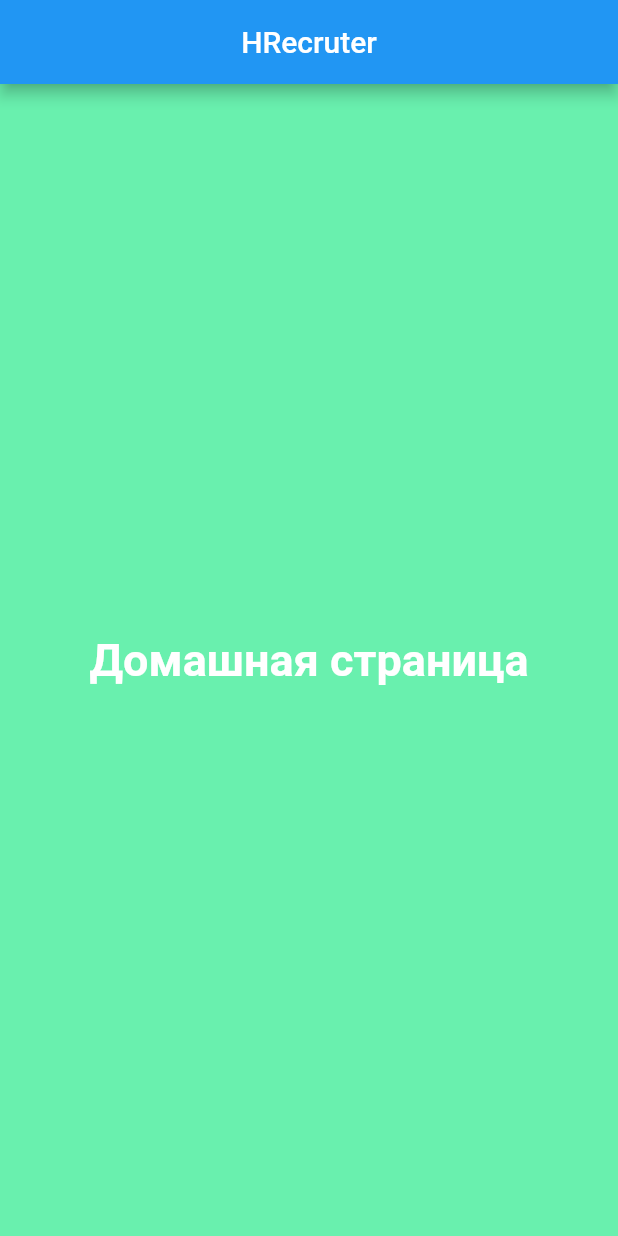
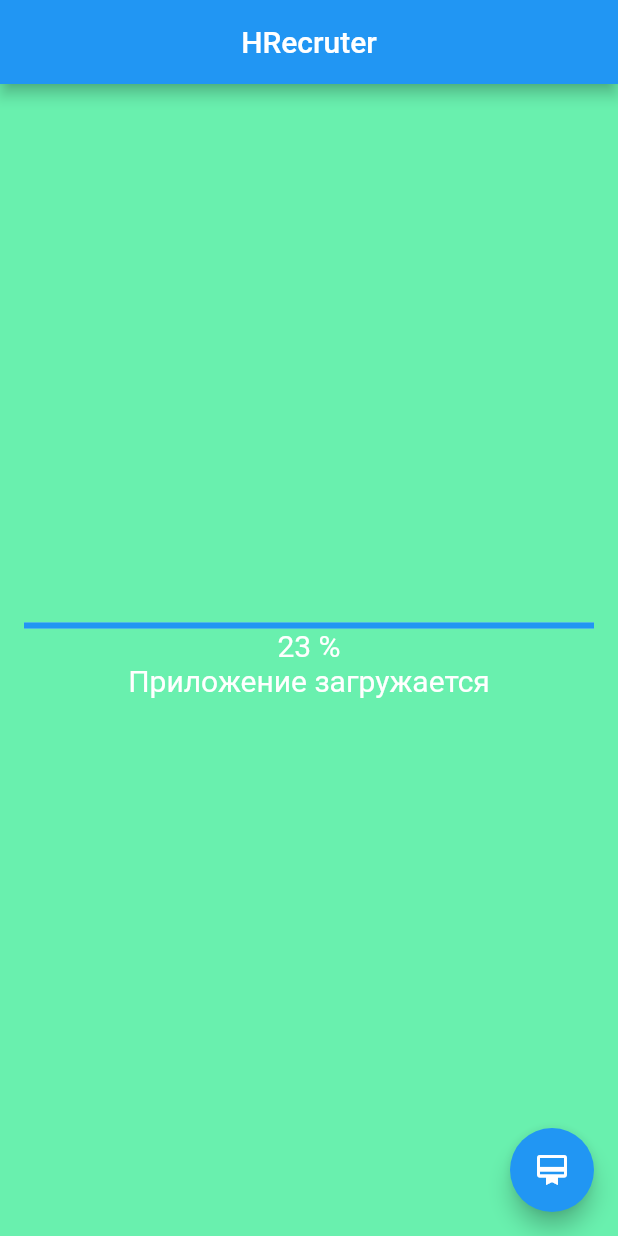
Before and after one commit to SofiFairyTell/flutter_RecruterApp, a Flutter app: the screen it shows after launch, on a phone screen of 412 x 824 dp. Run offline on Flutter 3.47's test engine with Material 2 defaults, Android fonts, the phone set to English and light mode, and no system bars.

Commit message:
Update main.dart

```diff
--- a/untitled/lib/main.dart
+++ b/untitled/lib/main.dart
@@ -6,8 +6,14 @@ import 'dart:ui';
 //Выполнение приложений на Flutter начинается с функции Main
 
 void main() {
-  runApp(
-    MaterialApp(
+  runApp(HomePage());
+}
+
+class HomePage extends StatelessWidget {
+  @override
+  Widget build(BuildContext context) {
+    // throw UnimplementedError();
+    return MaterialApp(
       home: Scaffold(
         backgroundColor: Colors.greenAccent,
         appBar: AppBar(
@@ -15,15 +21,31 @@ void main() {
           centerTitle: true,
         ),
         body: Center(
-          child: Text(
-            "Домашная страница",
-            style: TextStyle(
-                fontSize: 30, fontWeight: FontWeight.bold, color: Colors.white),
+          child: Container(
+            padding: EdgeInsets.all(16),
+            child: Column(
+              mainAxisAlignment: MainAxisAlignment.center,
+              children: <Widget>[
+                LinearProgressIndicator(value: 23),
+                Text(
+                  '23 %',
+                  style: TextStyle(color: Colors.white, fontSize: 20),
+                ),
+                Text(
+                  'Приложение загружается',
+                  style: TextStyle(color: Colors.white, fontSize: 20),
+                ),
+              ],
+            ),
           ),
         ),
-      ),
-    ),
-  );
+        floatingActionButton: FloatingActionButton(
+          onPressed: null ,
+          child: Icon(Icons.wallet_membership),
+        ),
+      )
+    );
+  }
 }
 
 // void main() {
```
